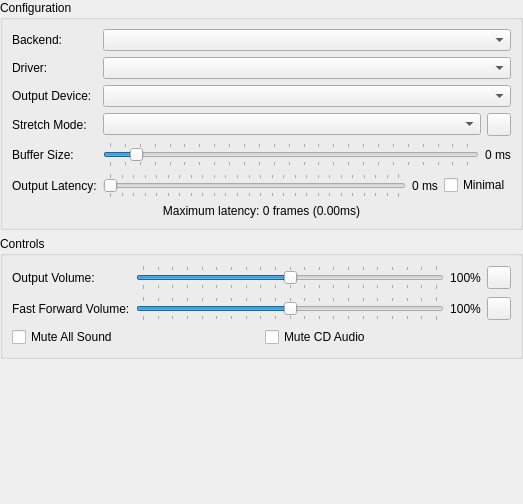
Qt form src/duckstation-qt/audiosettingswidget.ui (kofxi3584karlayang/duckstation) before a commit.
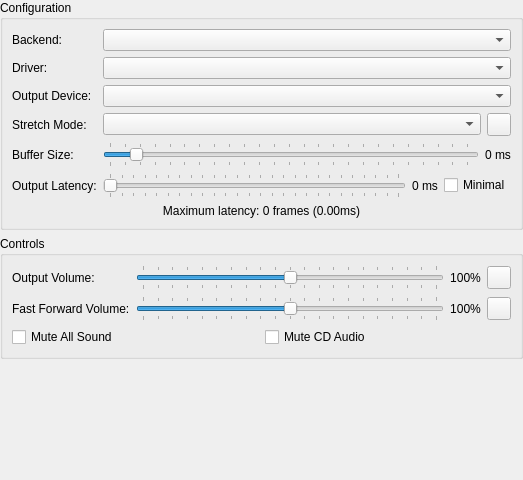
The same form after that commit. Icons and pictures are not drawn.

Commit message: Qt: Further polish the layout of some widgets (#3427)

The edit to the form file:
```diff
--- a/src/duckstation-qt/audiosettingswidget.ui
+++ b/src/duckstation-qt/audiosettingswidget.ui
@@ -7,7 +7,7 @@
     <x>0</x>
     <y>0</y>
     <width>523</width>
-    <height>504</height>
+    <height>480</height>
    </rect>
   </property>
   <layout class="QVBoxLayout" name="verticalLayout">
@@ -332,8 +332,8 @@
      </property>
      <property name="sizeHint" stdset="0">
       <size>
-       <width>20</width>
-       <height>40</height>
+       <width>0</width>
+       <height>0</height>
       </size>
      </property>
     </spacer>
```
Left out of the diff: 192 changed lines with no effect on the pictures. Lines whose indentation alone changed are shown as unchanged. The commit also changes 4 other files.
